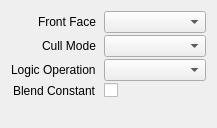
Before: the Qt Designer form src/session/TargetProperties.ui in houmain/gpupad, drawn with Qt 5.
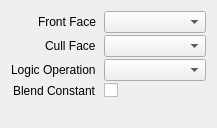
After: the same form once the commit is applied. Custom widgets are drawn as their Qt base class.

```diff
--- a/src/session/TargetProperties.ui
+++ b/src/session/TargetProperties.ui
@@ -47,7 +47,7 @@
      <item row="1" column="0">
       <widget class="QLabel" name="labelCullMode">
        <property name="text">
-        <string>Cull Mode</string>
+        <string>Cull Face</string>
        </property>
       </widget>
      </item>
```
